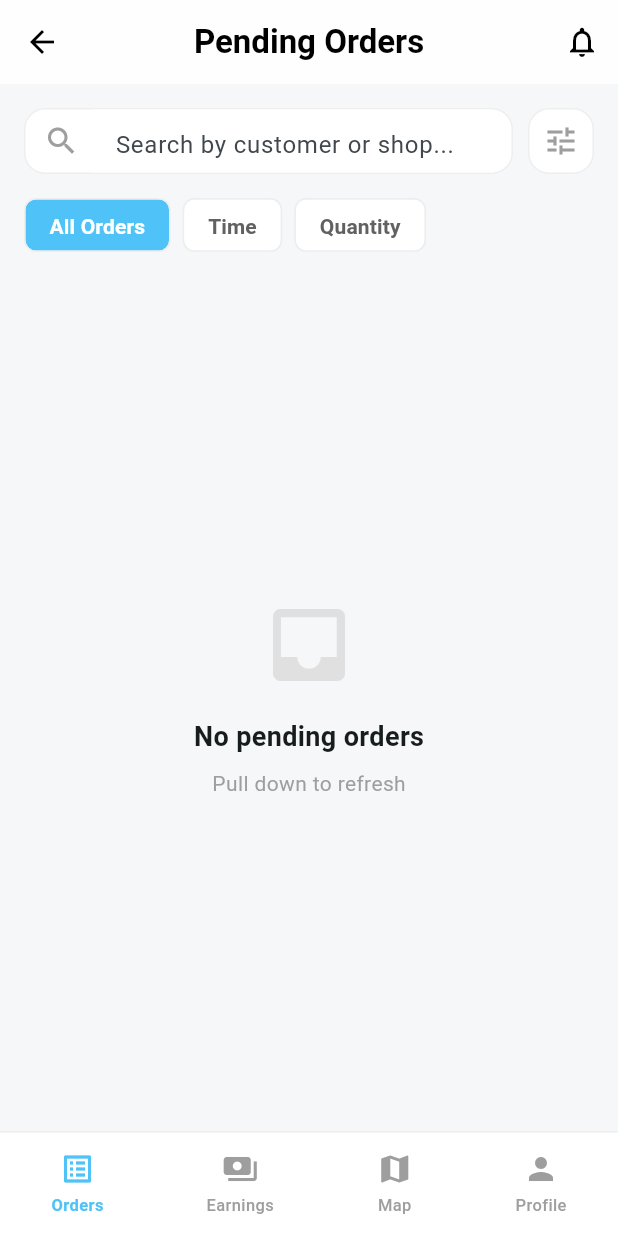
After one commit to softvibeservices/delivery_app, a Flutter app: the PendingOrdersScreen screen opened by its route, after a tap on "All Orders", on a phone screen of 412 x 824 dp. The commit adds this screen. Run offline on Flutter 3.47's test engine with Material 3 defaults, Android fonts, the phone set to English and light mode, and no system bars; our stand-ins replace dio, flutter_secure_storage; accounts and stored records are empty; network calls fail.

Commit message:
pending order screen fetching orders now

```diff
--- a/lib/config/routes.dart
+++ b/lib/config/routes.dart
@@ -1,19 +1,17 @@
 //lib\config\routes.dart
 import 'package:flutter/material.dart';
-
-// Auth screens
 import '../features/auth/screens/splash_screen.dart';
 import '../features/auth/screens/home_screen.dart';
 import '../features/auth/screens/register_screen.dart';
 import '../features/auth/screens/pending_screen.dart';
 import '../features/auth/screens/login_screen.dart';
 import '../features/auth/screens/otp_screen.dart';
+import '../features/orders/screens/pending_orders_screen.dart';
 
 class AppRoutes {
-  /// Initial route
   static const String initial = splash;
 
-  // ================= AUTH =================
+  // Auth Screens
   static const String splash = '/splash';
   static const String welcome = '/welcome';
   static const String login = '/login';
@@ -21,7 +19,7 @@ class AppRoutes {
   static const String otp = '/otp';
   static const String pending = '/pending';
 
-  // ================= MAIN =================
+  // Main Screens
   static const String orders = '/orders';
   static const String orderDetails = '/order-details';
   static const String deliveredOrders = '/delivered-orders';
@@ -30,16 +28,16 @@ class AppRoutes {
   static const String profile = '/profile';
 
   static final Map<String, WidgetBuilder> routes = {
-    // ---------- AUTH ----------
+    // Auth
     splash: (_) => const SplashScreen(),
-    welcome: (_) => const HomeScreen(), // ✅ REAL WELCOME UI
+    welcome: (_) => const HomeScreen(),
     login: (_) => const LoginScreen(),
     otp: (_) => const OtpScreen(),
     register: (_) => const RegisterScreen(),
     pending: (_) => const PendingApprovalScreen(),
 
-    // ---------- MAIN ----------
-    orders: (_) => _placeholder('PENDING ORDERS'),
+    // Main
+    orders: (_) => const PendingOrdersScreen(),
     orderDetails: (_) => _placeholder('ORDER DETAILS'),
     deliveredOrders: (_) => _placeholder('DELIVERED ORDERS'),
     stickyNote: (_) => _placeholder('STICKY NOTE'),
--- a/lib/core/services/api_service.dart
+++ b/lib/core/services/api_service.dart
@@ -12,10 +12,8 @@ class ApiService {
     dio = Dio(
       BaseOptions(
         baseUrl: ApiEndpoints.productionBaseUrl,
-        connectTimeout:
-            Duration(seconds: AppConstants.apiTimeoutSeconds),
-        receiveTimeout:
-            Duration(seconds: AppConstants.apiTimeoutSeconds),
+        connectTimeout: const Duration(seconds: 10),
+        receiveTimeout: const Duration(seconds: 10),
         headers: {
           'Content-Type': 'application/json',
         },
--- a/lib/features/auth/providers/auth_provider.dart
+++ b/lib/features/auth/providers/auth_provider.dart
@@ -1,3 +1,5 @@
+//lib\features\auth\providers\auth_provider.dart
+
 import 'package:flutter/material.dart';
 import '../../../core/services/api_service.dart';
 import '../../../core/services/storage_service.dart';
--- a/lib/features/auth/screens/home_screen.dart
+++ b/lib/features/auth/screens/home_screen.dart
@@ -162,7 +162,6 @@ class HomeScreen extends StatelessWidget {
                         // SUPPORT
                         GestureDetector(
                           onTap: () {
-                            // TODO: Support action
                           },
                           child: Row(
                             mainAxisAlignment: MainAxisAlignment.center,
--- a/lib/features/auth/screens/login_screen.dart
+++ b/lib/features/auth/screens/login_screen.dart
@@ -1,5 +1,4 @@
 //lib\features\auth\screens\login_screen.dart
-
 import 'package:flutter/material.dart';
 import 'package:provider/provider.dart';
 import '../../../config/routes.dart';
--- /dev/null
+++ b/lib/features/orders/screens/pending_orders_screen.dart
@@ -0,0 +1,519 @@
+import 'package:flutter/material.dart';
+import 'package:intl/intl.dart';
+import '../../../config/api_endpoints.dart';
+import '../../../core/services/api_service.dart';
+import '../../../core/services/storage_service.dart';
+import 'package:flutter/foundation.dart'; // For debugPrint
+
+class PendingOrdersScreen extends StatefulWidget {
+  const PendingOrdersScreen({super.key});
+
+  @override
+  State<PendingOrdersScreen> createState() => _PendingOrdersScreenState();
+}
+
+class _PendingOrdersScreenState extends State<PendingOrdersScreen> {
+  final ApiService _api = ApiService();
+  bool _loading = true;
+  List<dynamic> _orders = [];
+  List<dynamic> _filteredOrders = [];
+  String _searchQuery = '';
+  DateTime? _lastUpdated;
+  String _selectedSort = 'All Orders';
+
+  @override
+  void initState() {
+    super.initState();
+    _fetchOrders();
+  }
+
+  Future<void> _fetchOrders() async {
+    try {
+      final partnerId = await StorageService.getPartnerId();
+      debugPrint('Fetching orders for partnerId: $partnerId');
+
+      final res = await _api.dio.get(
+        ApiEndpoints.pendingOrders,
+        queryParameters: {
+          'onlyUnsettled': 'true',
+          if (partnerId != null) 'partnerId': partnerId,
+        },
+      );
+
+      debugPrint('API Response: ${res.data}');
+
+      if (mounted) {
+        setState(() {
+          _orders = res.data is List ? res.data : [];
+          _filteredOrders = _orders;
+          _sortOrders();
+          _loading = false;
+          _lastUpdated = DateTime.now();
+        });
+      }
+    } catch (e) {
+      debugPrint('Error fetching orders: $e');
+      if (mounted) {
+        setState(() => _loading = false);
+      }
+    }
+  }
+
+  void _sortOrders() {
+    switch (_selectedSort) {
+      case 'Time':
+        _filteredOrders.sort((orderA, orderB) =>
+            DateTime.parse(orderB['createdAt']).compareTo(DateTime.parse(orderA['createdAt'])));
+        break;
+      case 'Quantity':
+        _filteredOrders.sort((orderA, orderB) {
+          final totalA = orderA['items']?.fold(0, (sum, item) => sum + (item['quantity'] ?? 0)) ?? 0;
+          final totalB = orderB['items']?.fold(0, (sum, item) => sum + (item['quantity'] ?? 0)) ?? 0;
+          return totalB.compareTo(totalA);
+        });
+        break;
+      default:
+        break;
+    }
+  }
+
+  void _filterOrders(String query) {
+    setState(() {
+      _searchQuery = query;
+      _filteredOrders = _orders.where((order) {
+        final customerName = order['customerName']?.toString().toLowerCase() ?? '';
+        final shopName = order['shopName']?.toString().toLowerCase() ?? '';
+        return customerName.contains(query.toLowerCase()) ||
+               shopName.contains(query.toLowerCase());
+      }).toList();
+      _sortOrders();
+    });
+  }
+
+  @override
+  Widget build(BuildContext context) {
+    final primary = Theme.of(context).primaryColor;
+    final isEmpty = !_loading && _filteredOrders.isEmpty;
+
+    return Scaffold(
+      backgroundColor: const Color(0xFFF6F7F8),
+
+      appBar: AppBar(
+        elevation: 0,
+        backgroundColor: Colors.white.withOpacity(0.9),
+        title: const Text(
+          'Pending Orders',
+          style: TextStyle(fontWeight: FontWeight.bold),
+        ),
+        actions: [
+          Stack(
+            children: [
+              IconButton(
+                icon: const Icon(Icons.notifications_outlined),
+                onPressed: () {},
+              ),
+              if (_filteredOrders.isNotEmpty)
+                Positioned(
+                  right: 8,
+                  top: 8,
+                  child: Container(
+                    padding: const EdgeInsets.all(2),
+                    decoration: BoxDecoration(
+                      color: Colors.red,
+                      borderRadius: BorderRadius.circular(6),
+                    ),
+                    constraints: const BoxConstraints(
+                      minWidth: 16,
+                      minHeight: 16,
+                    ),
+                    child: Text(
+                      '${_filteredOrders.length}',
+                      style: const TextStyle(
+                        color: Colors.white,
+                        fontSize: 10,
+                      ),
+                      textAlign: TextAlign.center,
+                    ),
+                  ),
+                ),
+            ],
+          ),
+        ],
+      ),
+
+      body: RefreshIndicator(
+        onRefresh: _fetchOrders,
+        child: _loading
+            ? const Center(child: CircularProgressIndicator())
+            : Column(
+                children: [
+                  Padding(
+                    padding: const EdgeInsets.fromLTRB(16, 16, 16, 8),
+                    child: Row(
+                      children: [
+                        Expanded(
+                          child: Container(
+                            height: 44,
+                            padding: const EdgeInsets.symmetric(horizontal: 12),
+                            decoration: BoxDecoration(
+                              color: Colors.white,
+                              borderRadius: BorderRadius.circular(14),
+                              border: Border.all(color: Colors.grey.shade200),
+                            ),
+                            child: Row(
+                              children: [
+                                const Icon(Icons.search, color: Colors.grey),
+                                const SizedBox(width: 8),
+                                Expanded(
+                                  child: TextField(
+                                    decoration: const InputDecoration(
+                                      hintText: 'Search by customer or shop...',
+                                      border: InputBorder.none,
+                                    ),
+                                    onChanged: _filterOrders,
+                                  ),
+                                ),
+                                if (_searchQuery.isNotEmpty)
+                                  IconButton(
+                                    icon: const Icon(Icons.clear, size: 18),
+                                    onPressed: () {
+                                      _filterOrders('');
+                                    },
+                                  ),
+                              ],
+                            ),
+                          ),
+                        ),
+                        const SizedBox(width: 10),
+                        Container(
+                          height: 44,
+                          width: 44,
+                          decoration: BoxDecoration(
+                            color: Colors.white,
+                            borderRadius: BorderRadius.circular(14),
+                            border: Border.all(color: Colors.grey.shade200),
+                          ),
+                          child: IconButton(
+                            icon: const Icon(Icons.tune, color: Colors.grey),
+                            onPressed: () {},
+                          ),
+                        ),
+                      ],
+                    ),
+                  ),
+
+                  if (_lastUpdated != null)
+                    Padding(
+                      padding: const EdgeInsets.symmetric(horizontal: 16),
+                      child: Text(
+                        'Last updated: ${DateFormat('hh:mm a').format(_lastUpdated!)}',
+                        style: TextStyle(
+                          fontSize: 12,
+                          color: Colors.grey.shade600,
+                        ),
+                      ),
+                    ),
+
+                  Padding(
+                    padding: const EdgeInsets.symmetric(horizontal: 16, vertical: 8),
+                    child: SizedBox(
+                      height: 36,
+                      child: ListView(
+                        scrollDirection: Axis.horizontal,
+                        children: [
+                          _chip('All Orders', active: _selectedSort == 'All Orders', color: primary, onTap: () {
+                            setState(() {
+                              _selectedSort = 'All Orders';
+                              _sortOrders();
+                            });
+                          }),
+                          _chip('Time', active: _selectedSort == 'Time', color: primary, onTap: () {
+                            setState(() {
+                              _selectedSort = 'Time';
+                              _sortOrders();
+                            });
+                          }),
+                          _chip('Quantity', active: _selectedSort == 'Quantity', color: primary, onTap: () {
+                            setState(() {
+                              _selectedSort = 'Quantity';
+                              _sortOrders();
+                            });
+                          }),
+                        ],
+                      ),
+                    ),
+                  ),
+
+                  Expanded(
+                    child: isEmpty
+                        ? _emptyState()
+                        : ListView.builder(
+                            padding: const EdgeInsets.fromLTRB(16, 8, 16, 100),
+                            itemCount: _filteredOrders.length,
+                            itemBuilder: (context, index) {
+                              return _orderCard(_filteredOrders[index], primary);
+                            },
+                          ),
+                  ),
+                ],
+              ),
+      ),
+
+      bottomNavigationBar: Container(
+        height: 70,
+        decoration: BoxDecoration(
+          color: Colors.white.withOpacity(0.95),
+          border: Border(top: BorderSide(color: Colors.grey.shade200)),
+        ),
+        child: Row(
+          mainAxisAlignment: MainAxisAlignment.spaceAround,
+          children: [
+            _navItem(Icons.list_alt, 'Orders', true, primary),
+            _navItem(Icons.payments, 'Earnings', false, primary),
+            _navItem(Icons.map, 'Map', false, primary),
+            _navItem(Icons.person, 'Profile', false, primary),
+          ],
+        ),
+      ),
+    );
+  }
+
+  Widget _chip(String label, {bool active = false, required Color color, VoidCallback? onTap}) {
+    return Padding(
+      padding: const EdgeInsets.only(right: 8),
+      child: GestureDetector(
+        onTap: onTap,
+        child: Chip(
+          label: Text(label),
+          backgroundColor: active ? color : Colors.white,
+          labelStyle: TextStyle(
+            color: active ? Colors.white : Colors.grey.shade700,
+            fontWeight: FontWeight.w600,
+          ),
+          side: BorderSide(color: Colors.grey.shade200),
+        ),
+      ),
+    );
+  }
+
+  Widget _orderCard(dynamic order, Color primary) {
+    final status = order['deliveryStatus'] ?? 'Pending';
+    final totalQuantity = order['items']?.fold(0, (sum, item) => sum + (item['quantity'] ?? 0)) ?? 0;
+    final orderDate = order['createdAt'] != null
+        ? DateFormat('MMM dd, hh:mm a').format(DateTime.parse(order['createdAt']))
+        : '--';
+
+    return Container(
+      margin: const EdgeInsets.only(bottom: 16),
+      decoration: BoxDecoration(
+        color: Colors.white,
+        borderRadius: BorderRadius.circular(18),
+        border: Border.all(color: Colors.grey.shade100),
+      ),
+      child: Padding(
+        padding: const EdgeInsets.all(16),
+        child: Column(
+          crossAxisAlignment: CrossAxisAlignment.start,
+          children: [
+            Row(
+              mainAxisAlignment: MainAxisAlignment.spaceBetween,
+              children: [
+                Column(
+                  crossAxisAlignment: CrossAxisAlignment.start,
+                  children: [
+                    Text(
+                      order['customerName'] ?? 'Customer',
+                      style: const TextStyle(
+                        fontSize: 18,
+                        fontWeight: FontWeight.bold,
+                      ),
+                    ),
+                    Text(
+                      order['shopName'] ?? 'Shop',
+                      style: const TextStyle(color: Colors.grey),
+                    ),
+                  ],
+                ),
+                _statusBadge(status),
+              ],
+            ),
+
+            const SizedBox(height: 14),
+
+            _infoRow(Icons.call, order['customerContact'] ?? '--'),
+
+            const SizedBox(height: 10),
+
+            _infoRow(Icons.location_on, order['customerAddress'] ?? 'Delivery address'),
+
+            const SizedBox(height: 10),
+
+            Row(
+              children: [
+                Text(
+                  'Order: $orderDate',
+                  style: TextStyle(fontSize: 12, color: Colors.grey.shade600),
+                ),
+                const Spacer(),
+                Container(
+                  padding: const EdgeInsets.symmetric(horizontal: 8, vertical: 4),
+                  decoration: BoxDecoration(
+                    color: Colors.blue.shade50,
+                    borderRadius: BorderRadius.circular(12),
+                  ),
+                  child: Text(
+                    '$totalQuantity items',
+                    style: const TextStyle(
+                      fontSize: 12,
+                      fontWeight: FontWeight.bold,
+                      color: Colors.blue,
+                    ),
+                  ),
+                ),
+              ],
+            ),
+
+            const Divider(height: 30),
+
+            SizedBox(
+              width: double.infinity,
+              child: Row(
+                mainAxisAlignment: MainAxisAlignment.spaceBetween,
+                children: [
+                  SizedBox(
+                    width: 120,
+                    child: ElevatedButton(
+                      onPressed: () {
+                        // Navigate to order details screen
+                      },
+                      style: ElevatedButton.styleFrom(
+                        backgroundColor: Colors.white,
+                        foregroundColor: primary,
+                        side: BorderSide(color: primary),
+                        shape: RoundedRectangleBorder(
+                          borderRadius: BorderRadius.circular(14),
+                        ),
+                      ),
+                      child: const Text('View'),
+                    ),
+                  ),
+                  SizedBox(
+                    width: 150,
+                    child: ElevatedButton(
+                      onPressed: () {
+                        // Update order status
+                      },
+                      style: ElevatedButton.styleFrom(
+                        backgroundColor: status == 'Pending' ? primary : Colors.green,
+                        shape: RoundedRectangleBorder(
+                          borderRadius: BorderRadius.circular(14),
+                        ),
+                      ),
+                      child: Text(status == 'Pending' ? 'On the Way' : 'Delivered'),
+                    ),
+                  ),
+                ],
+              ),
+            ),
+          ],
+        ),
+      ),
+    );
+  }
+
+  Widget _statusBadge(String status) {
+    Color badgeColor;
+    Color textColor;
+
+    switch (status) {
+      case 'On the Way':
+        badgeColor = Colors.blue.shade50;
+        textColor = Colors.blue.shade700;
+        break;
+      case 'Delivered':
+        badgeColor = Colors.green.shade50;
+        textColor = Colors.green.shade700;
+        break;
+      default:
+        badgeColor = Colors.orange.shade50;
+        textColor = Colors.orange.shade700;
+    }
+
+    return Container(
+      padding: const EdgeInsets.symmetric(horizontal: 12, vertical: 4),
+      decoration: BoxDecoration(
+        color: badgeColor,
+        borderRadius: BorderRadius.circular(20),
+      ),
+      child: Text(
+        status.toUpperCase(),
+        style: TextStyle(
+          color: textColor,
+          fontWeight: FontWeight.bold,
+          fontSize: 12,
+        ),
+      ),
+    );
+  }
+
+  Widget _infoRow(IconData icon, String text) {
+    return Row(
+      children: [
+        CircleAvatar(
+          radius: 16,
+          backgroundColor: Colors.grey.shade100,
+          child: Icon(icon, size: 18, color: Colors.grey),
+        ),
+        const SizedBox(width: 10),
+        Expanded(
+          child: Text(
+            text,
+            style: const TextStyle(color: Colors.grey),
+          ),
+        ),
+      ],
+    );
+  }
+
+  Widget _navItem(IconData icon, String label, bool active, Color primary) {
+    return InkWell(
+      onTap: () {},
+      child: Column(
+        mainAxisAlignment: MainAxisAlignment.center,
+        children: [
+          Icon(icon, color: active ? primary : Colors.grey),
+          const SizedBox(height: 4),
+          Text(
+            label,
+            style: TextStyle(
+              fontSize: 11,
+              fontWeight: active ? FontWeight.bold : FontWeight.w500,
+              color: active ? primary : Colors.grey,
+            ),
+          ),
+        ],
+      ),
+    );
+  }
+
+  Widget _emptyState() {
+    return Center(
+      child: Column(
+        mainAxisAlignment: MainAxisAlignment.center,
+        children: [
+          Icon(Icons.inbox, size: 64, color: Colors.grey.shade300),
+          const SizedBox(height: 16),
+          const Text(
+            'No pending orders',
+            style: TextStyle(fontSize: 18, fontWeight: FontWeight.bold),
+          ),
+          const SizedBox(height: 8),
+          Text(
+            'Pull down to refresh',
+            style: TextStyle(color: Colors.grey.shade500),
+          ),
+        ],
+      ),
+    );
+  }
+}
--- a/pubspec.yaml
+++ b/pubspec.yaml
@@ -33,6 +33,7 @@ dependencies:
   dio: ^5.4.0
   flutter_secure_storage: ^9.0.0
   provider: ^6.1.1
+  intl: ^0.18.1
 
   # The following adds the Cupertino Icons font to your application.
   # Use with the CupertinoIcons class for iOS style icons.
```
Also changed, not shown: lib/config/api_endpoints.dart (+11 -22 lines), lib/features/auth/screens/pending_screen.dart (+9 -6 lines), lib/features/auth/screens/splash_screen.dart (+12 -13 lines), pubspec.lock.
